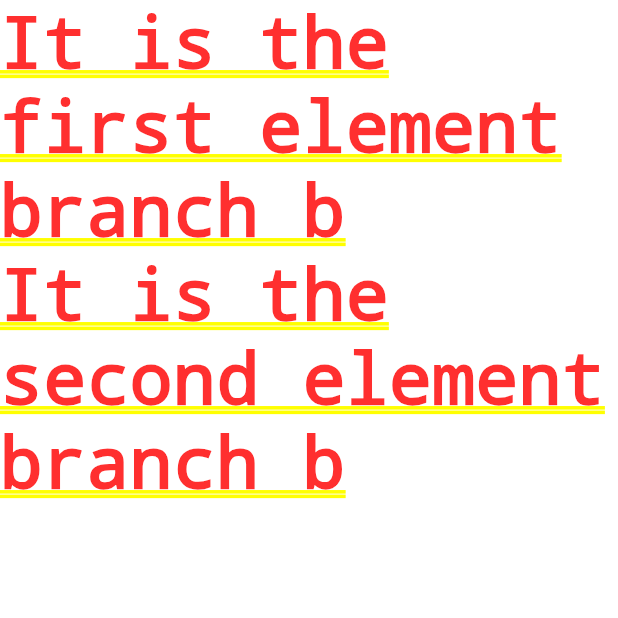
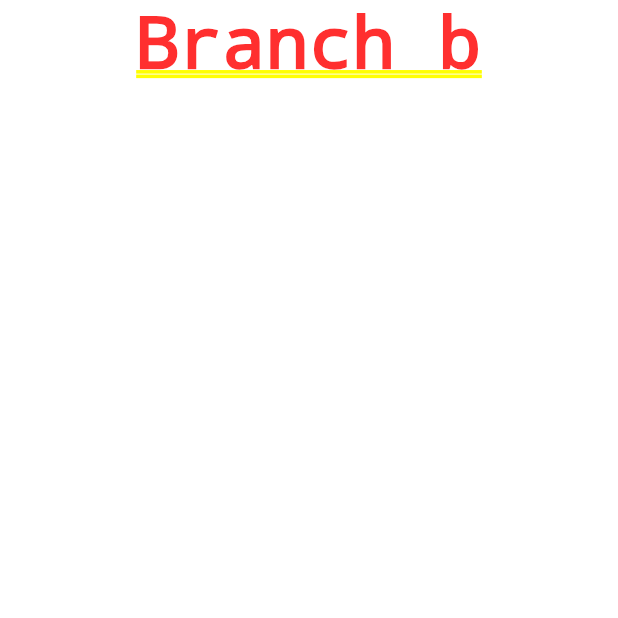
Before and after one commit to simonanexa/test, a Flutter app: the screen it shows after launch, on a phone screen of 412 x 824 dp, the top half of it. Run offline on Flutter 3.47's test engine with Material 2 defaults, Android fonts, the phone set to English and light mode, and no system bars; our stand-ins replace gallery_saver, google_maps_flutter, image_picker, rxdart; missing offline and left inert: image_size_getter.

Commit message:
branch b added

```diff
--- a/lib/test.dart
+++ b/lib/test.dart
@@ -6,8 +6,7 @@ class Test extends StatelessWidget {
     return Center(
       child: Column(
         children: [
-          Text("It is the first element branch b"),
-          Text("It is the second element branch b")
+          Text("Branch b")
         ],
       ),
     );
```
